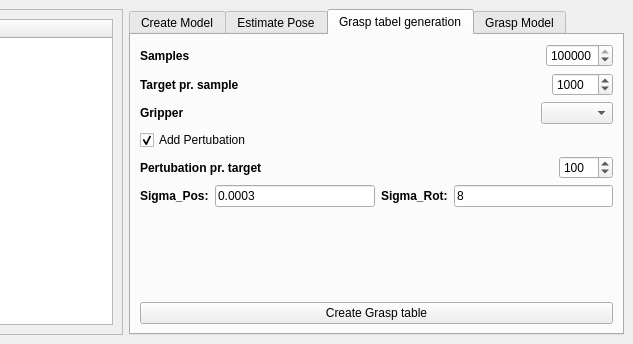
First picture: the form in src/swcomponents/one_shot_learning/ui/plugin.ui, repository tlund80/MARVIN, before the edit; both pictures show x 382 to 1015 and y 0 to 344 of the 1015 by 344 pixel window.
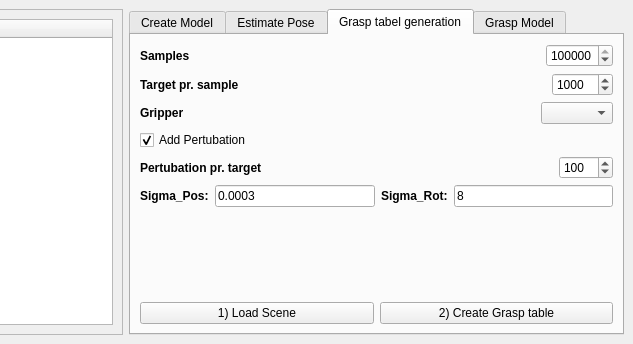
Second picture: the form after the edit. The open tabs and pages were chosen to show the change.

Patch:
```diff
--- a/src/swcomponents/one_shot_learning/ui/plugin.ui
+++ b/src/swcomponents/one_shot_learning/ui/plugin.ui
@@ -614,11 +614,22 @@
          </spacer>
         </item>
         <item>
+         <layout class="QHBoxLayout" name="horizontalLayout_19">
+          <item>
+           <widget class="QPushButton" name="btnLoadGraspScene">
+            <property name="text">
+             <string>1) Load Scene</string>
+            </property>
+           </widget>
+          </item>
+          <item>
          <widget class="QPushButton" name="btnGenerateGraspTable">
           <property name="text">
-           <string>Create Grasp table</string>
-          </property>
-         </widget>
+             <string>2) Create Grasp table</string>
+            </property>
+           </widget>
+          </item>
+         </layout>
         </item>
        </layout>
       </widget>
```
Left out of the diff: 2 changed lines with no effect on the pictures. Lines whose indentation alone changed are shown as unchanged.
